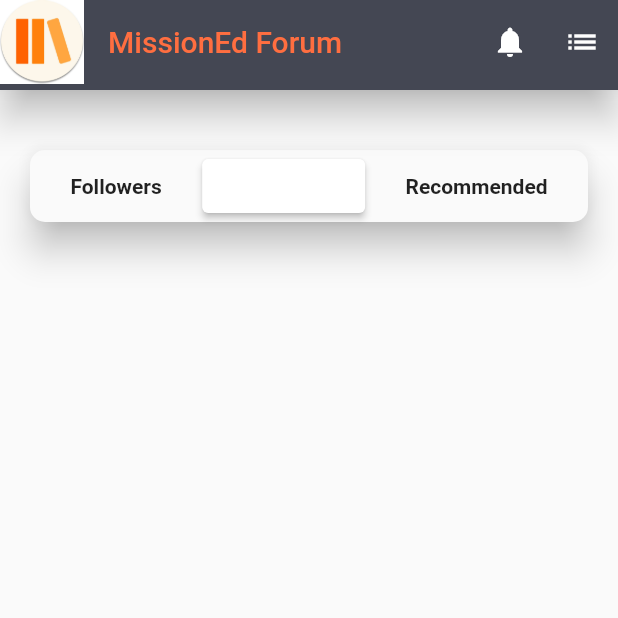
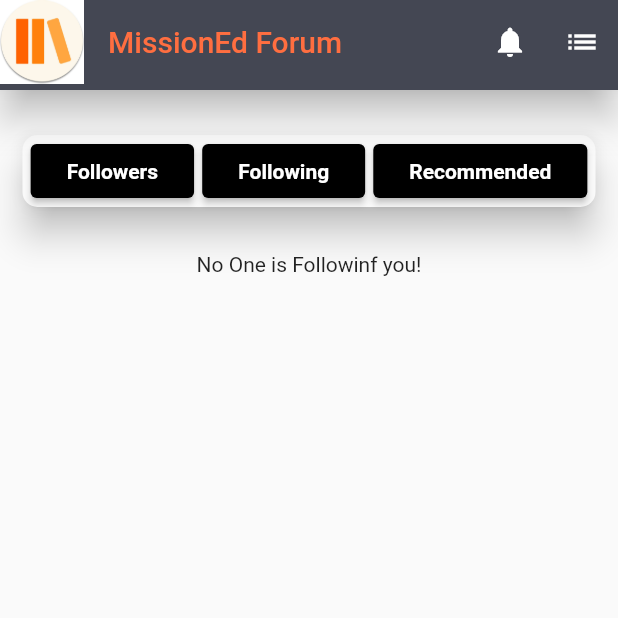
Before and after one commit to DhrupamP/MissionEd-forum-App, a Flutter app: the NetworkPage screen opened by its route, on a phone screen of 412 x 824 dp, the top half of it. Run offline on Flutter 3.47's test engine with Material 2 defaults, Android fonts, the light colour scheme and no system bars; our stand-ins replace carousel_slider, smooth_star_rating.

Commit message:
worked out navbuttons

```diff
--- a/lib/screens/network_page.dart
+++ b/lib/screens/network_page.dart
@@ -1,6 +1,9 @@
 import 'package:flutter/material.dart';
 import 'package:missioned_forum/components/my_app_bar.dart';
 import 'package:missioned_forum/components/my_drawer.dart';
+
+var btnindex = 0;
+bool pressed = false;
 
 class NetworkPage extends StatefulWidget {
   const NetworkPage({Key? key}) : super(key: key);
@@ -12,13 +15,25 @@
 class _NetworkPageState extends State<NetworkPage> {
   bool pressed = false;
 
+  List<Widget> bodyElements = [
+    Text('No One is Followinf you!'),
+    Text('your are not following anyone!'),
+    Container(
+      color: Colors.red,
+      height: 100,
+      width: double.infinity,
+    )
+  ];
+
   @override
   Widget build(BuildContext context) {
     return Scaffold(
       appBar: MyAppBar(),
       endDrawer: MyDrawer(),
-      body: Container(
-        padding: EdgeInsets.only(top: 40, left: 20, right: 20),
+      body: Column(
+        children: [
+          Container(
+            padding: EdgeInsets.symmetric(vertical: 30, horizontal: 15),
             child: Align(
               alignment: Alignment.topCenter,
               child: Material(
@@ -28,20 +43,35 @@
                     mainAxisAlignment: MainAxisAlignment.spaceEvenly,
                     children: [
                       Container(
+                        child: ElevatedButton(
+                          style: ButtonStyle(
+                              backgroundColor: MaterialStateProperty.all(
+                                  pressed ? Colors.black : Colors.black)),
+                          onPressed: () {
+                            setState(() {
+                              pressed = !pressed;
+                              btnindex = 0;
+                            });
+                          },
+                          child: Container(
                             padding: const EdgeInsets.all(8.0),
                             child: Text(
                               'Followers',
                               style: TextStyle(fontWeight: FontWeight.bold),
                             ),
                           ),
+                        ),
+                      ),
                       Container(
                         child: ElevatedButton(
                           style: ButtonStyle(
                               backgroundColor: MaterialStateProperty.all(
-                            pressed ? Colors.black : Colors.white),
-                      ),
+                                  pressed ? Colors.black : Colors.black)),
                           onPressed: () {
-                        setState(() => pressed = !pressed);
+                            setState(() {
+                              pressed = !pressed;
+                              btnindex = 1;
+                            });
                           },
                           child: Container(
                             padding: const EdgeInsets.all(8.0),
@@ -53,16 +83,34 @@
                         ),
                       ),
                       Container(
+                        child: ElevatedButton(
+                          style: ButtonStyle(
+                              backgroundColor: MaterialStateProperty.all(
+                                  pressed ? Colors.black : Colors.black)),
+                          onPressed: () {
+                            setState(() {
+                              pressed = !pressed;
+                              btnindex = 2;
+                            });
+                          },
+                          child: Container(
                             padding: const EdgeInsets.all(8.0),
                             child: Text(
                               'Recommended',
                               style: TextStyle(fontWeight: FontWeight.bold),
                             ),
                           ),
+                        ),
+                      ),
                     ],
                   )),
             ),
           ),
+          Container(
+            child: bodyElements.elementAt(btnindex),
+          )
+        ],
+      ),
     );
   }
 }
```
Lines whose indentation alone changed are shown as unchanged.
